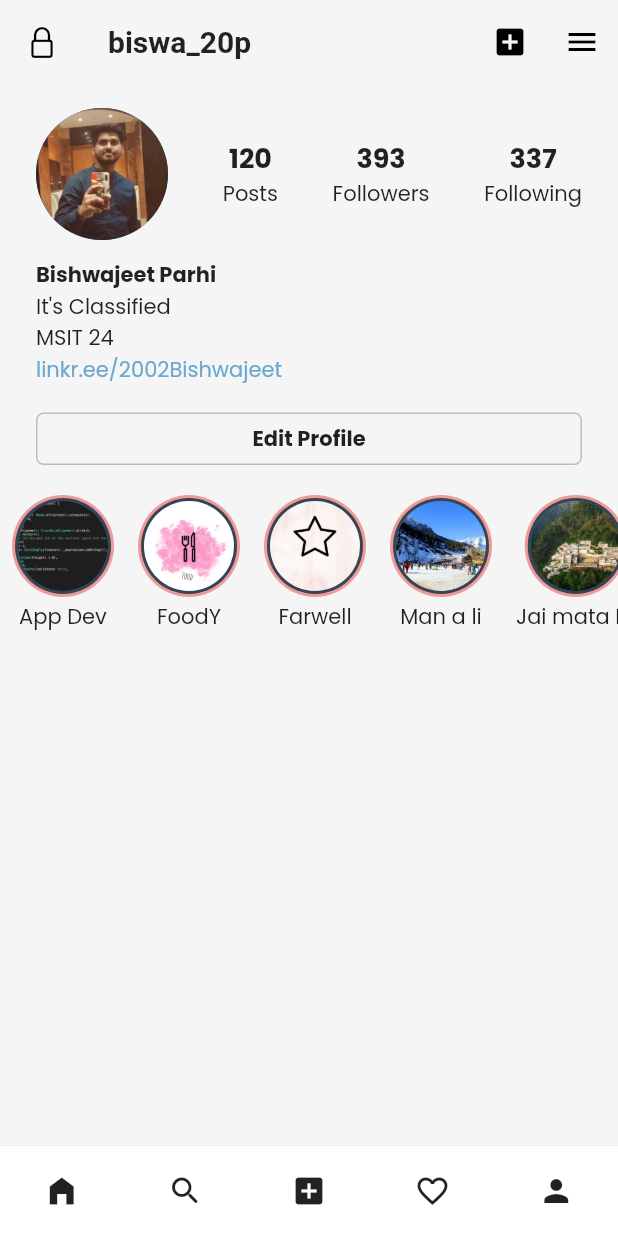
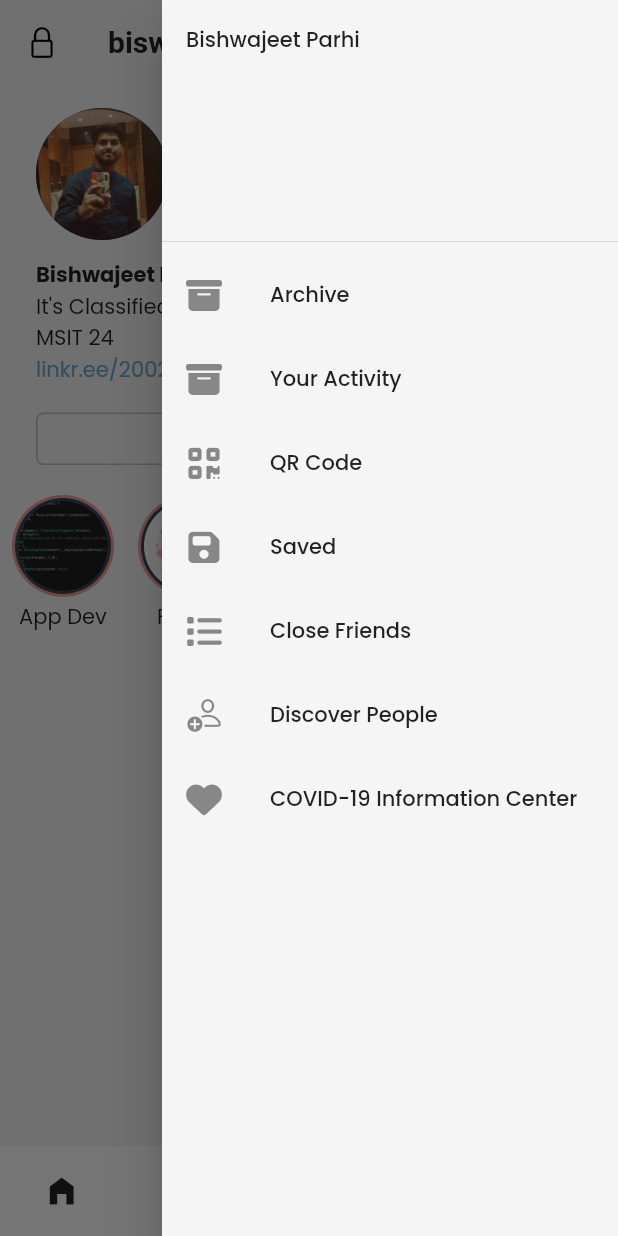
Before and after one commit to 2002Bishwajeet/instagram_clone, a Flutter app: the ProfilePage screen opened directly, with the side drawer open (before the commit the screen has no drawer), on a phone screen of 412 x 824 dp. Run offline on Flutter 3.47's test engine with Material 2 defaults, Android fonts, the phone set to English and light mode, and no system bars; our stand-ins replace flutter_icons, google_fonts, velocity_x.

Commit message:
drawer implemtation failed

```diff
--- a/lib/Models/Instadata.dart
+++ b/lib/Models/Instadata.dart
@@ -58,6 +58,7 @@ List<User> dumdata = [
     image: 'assets/images/bruce.jpg',
   ),
 ];
+
 class ProfileStory {
   String userid;
   String image;
@@ -67,6 +68,7 @@ class ProfileStory {
     @required this.image,
   });
 }
+
 List<ProfileStory> profiledata2 = [
   ProfileStory(
     userid: 'App Dev',
@@ -92,7 +94,6 @@ List<ProfileStory> profiledata2 = [
     userid: 'Amritsar',
     image: 'assets/images/sp6.jpg',
   ),
-
 ];
 
 List<Post> dummydata = [
@@ -226,17 +227,23 @@ class Name {
   String bio;
   String link;
 
-  Name({this.name, this.post, this.followers, this.following, this.bio,this.link});
+  Name(
+      {this.name,
+      this.post,
+      this.followers,
+      this.following,
+      this.bio,
+      this.link});
 }
 
 List<Name> profiledata = [
   Name(
     name: "Bishwajeet Parhi",
     post: "120",
-    followers: "393",
-    following: "337",
+    followers: "412",
+    following: "353",
     bio: "It's Classified\nMSIT 24",
-   // link: "https://linktr.ee/2002Bishwajeet",
+    // link: "https://linktr.ee/2002Bishwajeet",
     link: "linkr.ee/2002Bishwajeet",
   )
 ];
--- a/lib/pages/Profile.dart
+++ b/lib/pages/Profile.dart
@@ -6,7 +6,7 @@ import 'package:instagram_clone/pages/Home_Page.dart';
 import 'package:url_launcher/url_launcher.dart';
 import 'package:velocity_x/velocity_x.dart';
 
-const _url = 'https://linktr.ee/2002Bishwajeet';
+const String _url = 'https://linktr.ee/2002Bishwajeet';
 
 void _launchURL() async =>
     await canLaunch(_url) ? await launch(_url) : throw 'Could not launch $_url';
@@ -22,8 +22,9 @@ class _ProfilePageState extends State<ProfilePage>
   @override
   void initState() {
     super.initState();
-     _controller = new TabController(length: 2, vsync: this, initialIndex: 0);
+    _controller = new TabController(length: 2, vsync: this, initialIndex: 0);
   }
+
   @override
   Widget build(BuildContext context) {
     return Scaffold(
@@ -47,8 +48,50 @@ class _ProfilePageState extends State<ProfilePage>
             onPressed: () {},
             splashRadius: 2,
           ),
-          IconButton(icon: Icon(Icons.menu), onPressed: () {}, splashRadius: 2),
+          IconButton(
+              icon: Icon(Icons.menu),
+              onPressed: () {
+                return Scaffold.of(context).openEndDrawer();
+              },
+              splashRadius: 2),
         ],
+      ),
+      endDrawer: Drawer(
+        child: Container(
+          child: ListView(
+            children: [
+              DrawerHeader(child: Text(profiledata[0].name)),
+              ListTile(
+                leading: Icon(FontAwesome.archive),
+                title: Text("Archive"),
+              ),
+              ListTile(
+                leading: Icon(FontAwesome.archive),
+                title: Text("Your Activity"),
+              ),
+              ListTile(
+                leading: Icon(FontAwesome.qrcode),
+                title: Text("QR Code"),
+              ),
+              ListTile(
+                leading: Icon(FontAwesome.save),
+                title: Text("Saved"),
+              ),
+              ListTile(
+                leading: Icon(FontAwesome.list),
+                title: Text("Close Friends"),
+              ),
+              ListTile(
+                leading: Icon(CupertinoIcons.person_add),
+                title: Text("Discover People"),
+              ),
+              ListTile(
+                leading: Icon(FontAwesome.heart),
+                title: Text("COVID-19 Information Center"),
+              ),
+            ],
+          ),
+        ),
       ),
       body: Container(
         child: Column(
@@ -133,9 +176,7 @@ class _ProfilePageState extends State<ProfilePage>
                 ],
               ),
             ),
-            SizedBox(
-              height: 10,
-            ),
+            SizedBox(height: 10),
             Container(
               margin: EdgeInsets.fromLTRB(24, 0, 24, 4),
               decoration: BoxDecoration(
@@ -152,33 +193,34 @@ class _ProfilePageState extends State<ProfilePage>
             SizedBox(
               height: 10,
             ),
-            Expanded(
+            Flexible(
               child: ListView(
+                primary: true,
+                addRepaintBoundaries: false,
+                shrinkWrap: true,
                 scrollDirection: Axis.horizontal,
                 children: [
                   ...profiledata2.map((e) => ProfileAvatar(e)).toList(),
                 ],
               ),
             ),
-            // TabBar(
-            //   controller: _controller,
-            //   tabs: [
-            //     Tab(
-            //   icon: Icon(Icons.grid_on_sharp),
+            // Expanded(
+            //   child: TabBar(
+            //     controller: _controller,
+            //     tabs: [
+            //       Tab(
+            //         icon: Icon(Icons.grid_on_sharp),
+            //       ),
+            //       Tab(
+            //         icon: Icon(CupertinoIcons.person_crop_square_fill),
+            //       ),
+            //     ],
+            //   ),
             // ),
-            //   Tab(
-            //   icon: Icon(CupertinoIcons.person_crop_square_fill),
-            // ),
-            //   ],
-            // ),
-            // TabBarView(
-            //   controller: _controller,
-            //   children: [
-            //     Text("Profile Pictures"),
-            //     Text("Tagged Pictures"),
-            //   ]
-
-            //   ),
+            // TabBarView(controller: _controller, children: [
+            //   Text("Profile Pictures"),
+            //   Text("Tagged Pictures"),
+            // ]),
           ],
         ),
       ),
```
